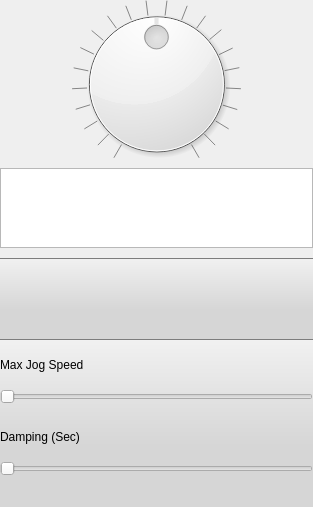
First picture: the form in Graffik/gui/film/JogControlManager/jogcontrolpanel.ui, repository DynamicPerception/Graffik_Legacy, before the edit.
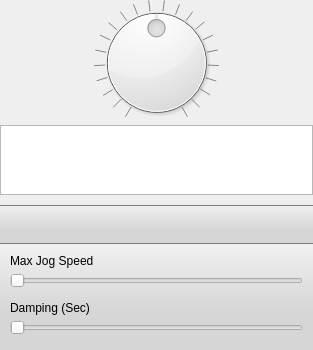
Second picture: the form after the edit. Icons and pictures are not drawn.

Diff of the .ui file:
```diff
--- a/Graffik/gui/film/JogControlManager/jogcontrolpanel.ui
+++ b/Graffik/gui/film/JogControlManager/jogcontrolpanel.ui
@@ -7,13 +7,13 @@
     <x>0</x>
     <y>0</y>
     <width>313</width>
-    <height>507</height>
+    <height>350</height>
    </rect>
   </property>
   <property name="minimumSize">
    <size>
     <width>200</width>
-    <height>408</height>
+    <height>350</height>
    </size>
   </property>
   <property name="maximumSize">
@@ -60,6 +60,12 @@
 background-color:qlineargradient(spread:pad, x1:0, y1:0, x2:0, y2:0.636, stop:0 rgba(241, 241, 241, 255), stop:1 rgba(214, 214, 214, 255));
 }
 
+#jogSliderFrame {
+
+padding-left: 10px;
+padding-right:10px;
+}
+
 #jogDampSlider::groove:horizontal, #jogSpeedSlider::groove:horizontal {
 border-image: url(:/core/slider-back.png); 
  border-left: 0px transparent;
@@ -77,7 +83,9 @@
 }
 
 #jogDampSlider::sub-page:horizontal, #jogSpeedSlider::sub-page:horizontal {
- border-image: url(:/core/slider-back-gray.png); 
+background-image: url(:/core/slider-back-gray.png); 
+background-clip:content;
+background-repeat:no-repeat;
  border-left: 0px transparent;
  border-right: 0px transparent;
  border-bottom: -3px transparent;
@@ -88,12 +96,13 @@
 
 #devButtonlist {
 border-radius:3px;
+border: 1px solid #000000;
 }
 #devButtonList::item {
 border-bottom: 1px solid;
 border-color:rgb(200, 200, 200);
 }
-#devButtonList::item:selected:active {
+#devButtonList::item:selected{
 border-image: url(:/core/sel-list-bg.png);
 border: 0px transparent;
 color:rgb(255,255,255);
@@ -137,13 +146,13 @@
        <property name="minimumSize">
         <size>
          <width>0</width>
-         <height>65</height>
+         <height>0</height>
         </size>
        </property>
        <property name="maximumSize">
         <size>
          <width>16777215</width>
-         <height>80</height>
+         <height>70</height>
         </size>
        </property>
        <property name="baseSize">
@@ -152,8 +161,14 @@
          <height>80</height>
         </size>
        </property>
+       <property name="frameShape">
+        <enum>QFrame::StyledPanel</enum>
+       </property>
        <property name="frameShadow">
-        <enum>QFrame::Raised</enum>
+        <enum>QFrame::Plain</enum>
+       </property>
+       <property name="lineWidth">
+        <number>1</number>
        </property>
        <property name="midLineWidth">
         <number>1</number>
@@ -246,7 +261,7 @@
      <item row="5" column="0">
       <widget class="QFrame" name="jogButFrame">
        <property name="sizePolicy">
-        <sizepolicy hsizetype="Preferred" vsizetype="Preferred">
+        <sizepolicy hsizetype="Expanding" vsizetype="Preferred">
          <horstretch>0</horstretch>
          <verstretch>0</verstretch>
         </sizepolicy>
@@ -281,7 +296,7 @@
           <property name="minimumSize">
            <size>
             <width>100</width>
-            <height>43</height>
+            <height>25</height>
            </size>
           </property>
           <property name="maximumSize">
@@ -315,7 +330,7 @@
           <property name="minimumSize">
            <size>
             <width>100</width>
-            <height>43</height>
+            <height>25</height>
            </size>
           </property>
           <property name="maximumSize">
@@ -344,6 +359,12 @@
      </item>
      <item row="6" column="0">
       <widget class="QFrame" name="jogSliderFrame">
+       <property name="sizePolicy">
+        <sizepolicy hsizetype="Preferred" vsizetype="Preferred">
+         <horstretch>0</horstretch>
+         <verstretch>0</verstretch>
+        </sizepolicy>
+       </property>
        <property name="frameShape">
         <enum>QFrame::StyledPanel</enum>
        </property>
@@ -501,6 +522,54 @@
        <zorder>verticalSpacer_4</zorder>
       </widget>
      </item>
+     <item row="4" column="2" rowspan="2">
+      <spacer name="verticalSpacer_5">
+       <property name="orientation">
+        <enum>Qt::Vertical</enum>
+       </property>
+       <property name="sizeType">
+        <enum>QSizePolicy::Expanding</enum>
+       </property>
+       <property name="sizeHint" stdset="0">
+        <size>
+         <width>0</width>
+         <height>200</height>
+        </size>
+       </property>
+      </spacer>
+     </item>
+     <item row="6" column="2">
+      <spacer name="verticalSpacer_6">
+       <property name="orientation">
+        <enum>Qt::Vertical</enum>
+       </property>
+       <property name="sizeType">
+        <enum>QSizePolicy::Maximum</enum>
+       </property>
+       <property name="sizeHint" stdset="0">
+        <size>
+         <width>0</width>
+         <height>150</height>
+        </size>
+       </property>
+      </spacer>
+     </item>
+     <item row="2" column="2" rowspan="2">
+      <spacer name="verticalSpacer_7">
+       <property name="orientation">
+        <enum>Qt::Vertical</enum>
+       </property>
+       <property name="sizeType">
+        <enum>QSizePolicy::MinimumExpanding</enum>
+       </property>
+       <property name="sizeHint" stdset="0">
+        <size>
+         <width>0</width>
+         <height>195</height>
+        </size>
+       </property>
+      </spacer>
+     </item>
     </layout>
    </item>
   </layout>
```
Left out of the diff: 19 changed lines with no effect on the pictures.
